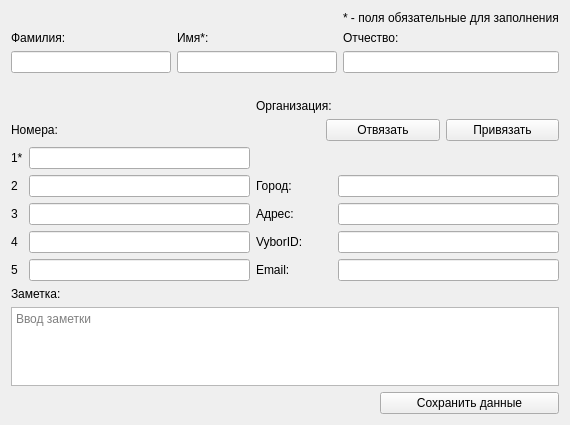
okostynchuk/Outcall, file AddContactDialog.ui: the form before one commit.
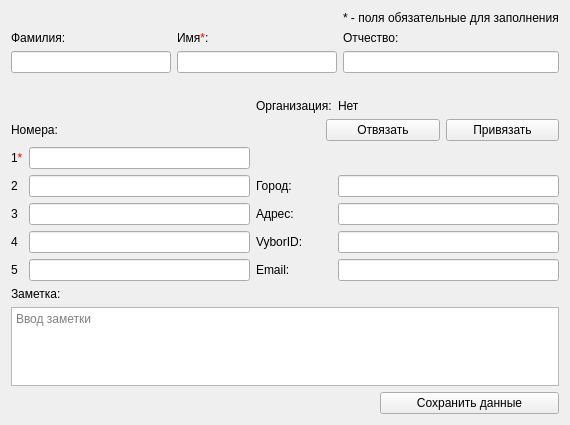
The form after the commit. Icons and pictures are not drawn.

```diff
--- a/AddContactDialog.ui
+++ b/AddContactDialog.ui
@@ -82,7 +82,7 @@
      <item row="0" column="1" rowspan="2" colspan="2">
       <widget class="QLabel" name="label_3">
        <property name="text">
-        <string>Имя*:</string>
+        <string>Имя&lt;span style = &quot;color: red;&quot;&gt;*&lt;/span&gt;:</string>
        </property>
        <property name="alignment">
         <set>Qt::AlignBottom|Qt::AlignLeading|Qt::AlignLeft</set>
@@ -123,7 +123,7 @@
      <item row="0" column="3">
       <widget class="QLabel" name="label_org">
        <property name="text">
-        <string/>
+        <string>Нет</string>
        </property>
       </widget>
      </item>
@@ -221,7 +221,7 @@
      <item row="2" column="0">
       <widget class="QLabel" name="label_6">
        <property name="text">
-        <string>1*</string>
+        <string>1&lt;span style = &quot;color: red;&quot;&gt;*&lt;/span&gt;</string>
        </property>
       </widget>
      </item>
```
